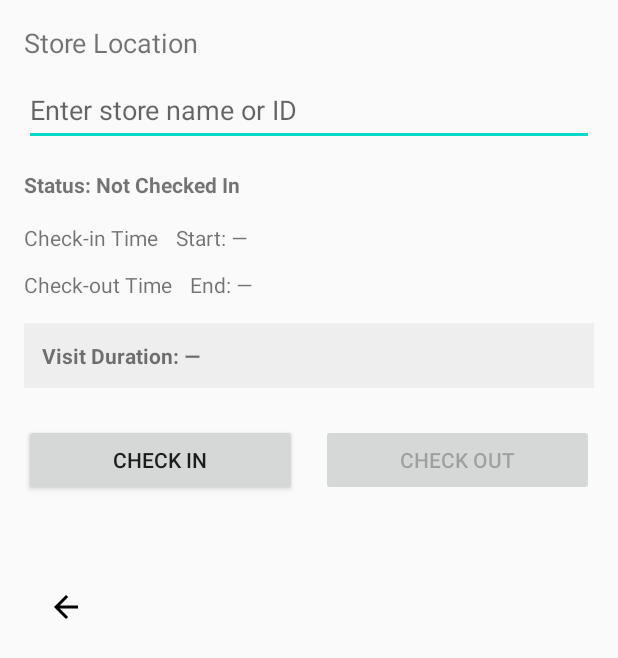
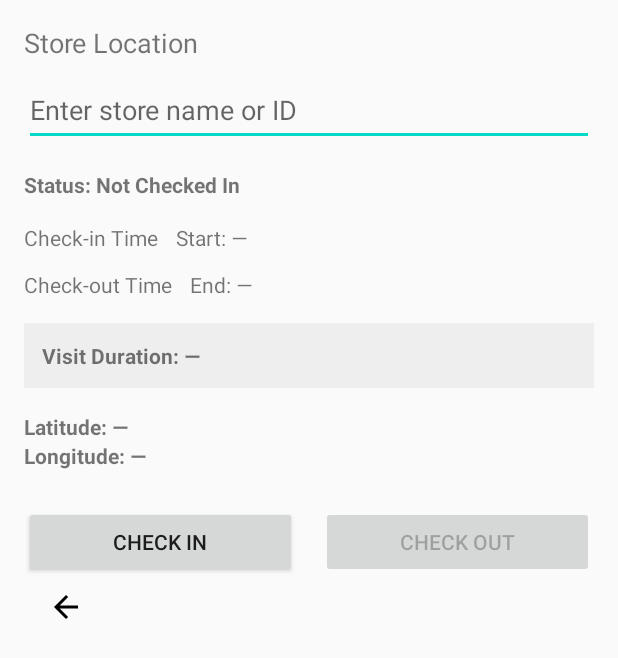
Before and after one commit to asandoval557/FieldSync_MVP, an Android app: the layout fragment_check_in.xml on its own in the app's theme, with its tools: preview values and no code run, on a phone screen of 412 x 824 dp. Shown: the top 658 px of the screen. Run offline under Robolectric (Android 15) with nearby library versions, the phone set to English and light mode, and no system bars.

Commit message:
Check in feature using gps

```diff
--- a/android-app/app/build.gradle.kts
+++ b/android-app/app/build.gradle.kts
@@ -92,5 +92,7 @@ dependencies {
   implementation("com.google.firebase:firebase-auth-ktx")
   implementation("androidx.navigation:navigation-fragment-ktx:2.7.7")
   implementation("androidx.navigation:navigation-ui-ktx:2.7.7")
+  implementation("com.google.android.gms:play-services-location:21.3.0")
+
 
 }
--- a/android-app/app/src/main/res/layout/fragment_check_in.xml
+++ b/android-app/app/src/main/res/layout/fragment_check_in.xml
@@ -99,7 +99,30 @@
             app:layout_constraintStart_toStartOf="@+id/checkInEndLabel"
             app:layout_constraintEnd_toEndOf="parent" />
 
-    <!-- Buttons (even split via constraint chain; no weights needed) -->
+    <!-- GPS Coordinates display -->
+    <TextView
+            android:id="@+id/checkInLatTv"
+            android:layout_width="0dp"
+            android:layout_height="wrap_content"
+            android:text="Latitude: —"
+            android:layout_marginTop="16dp"
+            android:textStyle="bold"
+            app:layout_constraintTop_toBottomOf="@+id/checkInDurationTv"
+            app:layout_constraintStart_toStartOf="parent"
+            app:layout_constraintEnd_toEndOf="parent" />
+
+    <TextView
+            android:id="@+id/checkInLonTv"
+            android:layout_width="0dp"
+            android:layout_height="wrap_content"
+            android:text="Longitude: —"
+            android:textStyle="bold"
+            app:layout_constraintTop_toBottomOf="@+id/checkInLatTv"
+            app:layout_constraintStart_toStartOf="parent"
+            app:layout_constraintEnd_toEndOf="parent" />
+
+
+    <!-- Buttons -->
     <Button
             android:id="@+id/checkInCheckInBtn"
             android:layout_width="0dp"
@@ -108,7 +131,7 @@
             android:paddingTop="12dp"
             android:paddingBottom="12dp"
             android:text="Check In"
-            app:layout_constraintTop_toBottomOf="@+id/checkInDurationTv"
+            app:layout_constraintTop_toBottomOf="@+id/checkInLonTv"
             app:layout_constraintStart_toStartOf="parent"
             app:layout_constraintEnd_toStartOf="@+id/checkInCheckOutBtn"
             android:layout_marginTop="24dp"
@@ -123,7 +146,7 @@
             android:paddingBottom="12dp"
             android:text="Check Out"
             android:enabled="false"
-            app:layout_constraintTop_toBottomOf="@+id/checkInDurationTv"
+            app:layout_constraintTop_toBottomOf="@+id/checkInLonTv"
             app:layout_constraintStart_toEndOf="@+id/checkInCheckInBtn"
             app:layout_constraintEnd_toEndOf="parent"
             android:layout_marginTop="24dp"
@@ -136,8 +159,9 @@
             android:src="@drawable/ic_arrow_back"
             android:background="?attr/selectableItemBackgroundBorderless"
             android:contentDescription="Back"
-            app:layout_constraintEnd_toEndOf="parent" app:layout_constraintStart_toStartOf="parent"
-            app:layout_constraintTop_toTopOf="parent" android:layout_marginTop="364dp"
+            app:layout_constraintEnd_toEndOf="parent"
+            app:layout_constraintStart_toStartOf="parent"
+            app:layout_constraintTop_toTopOf="parent"
+            android:layout_marginTop="364dp"
             app:layout_constraintHorizontal_bias="0.0"/>
-
 </androidx.constraintlayout.widget.ConstraintLayout>
```
Also changed, not shown: android-app/app/src/main/AndroidManifest.xml (+8 -5 lines), android-app/app/src/main/java/com/example/fieldsync/CheckIn.kt (+88 -52 lines), android-app/app/src/main/java/com/example/fieldsync/VisitUtil.kt (added, +15 -0 lines).
